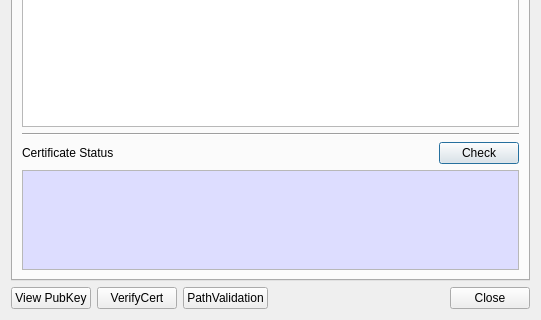
This is CertMan/cert_info_dlg.ui in jykim74/CertMan as Qt 5 draws it before an edit; both pictures show x 0 to 541 and y 226 to 546 of the 541 by 546 pixel window. The edited form follows.
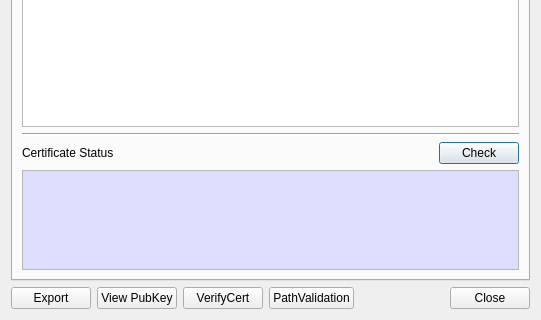
This is the edited form.

```diff
--- a/CertMan/cert_info_dlg.ui
+++ b/CertMan/cert_info_dlg.ui
@@ -385,6 +385,13 @@
        </property>
       </widget>
      </item>
+     <item row="0" column="0">
+      <widget class="QPushButton" name="mExportBtn">
+       <property name="text">
+        <string>Export</string>
+       </property>
+      </widget>
+     </item>
     </layout>
    </item>
   </layout>
```
